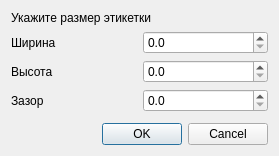
The window that dialoglblsize.ui (Sergeyego/warehouse) describes before a commit, drawn with Qt 5.
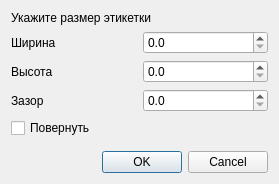
The same window after the commit.

Diff of the .ui file:
```diff
--- a/dialoglblsize.ui
+++ b/dialoglblsize.ui
@@ -7,7 +7,7 @@
     <x>0</x>
     <y>0</y>
     <width>279</width>
-    <height>156</height>
+    <height>184</height>
    </rect>
   </property>
   <property name="windowTitle">
@@ -71,6 +71,13 @@
        </property>
       </widget>
      </item>
+     <item row="3" column="0">
+      <widget class="QCheckBox" name="checkBoxRotate">
+       <property name="text">
+        <string>Повернуть</string>
+       </property>
+      </widget>
+     </item>
     </layout>
    </item>
    <item>
```
